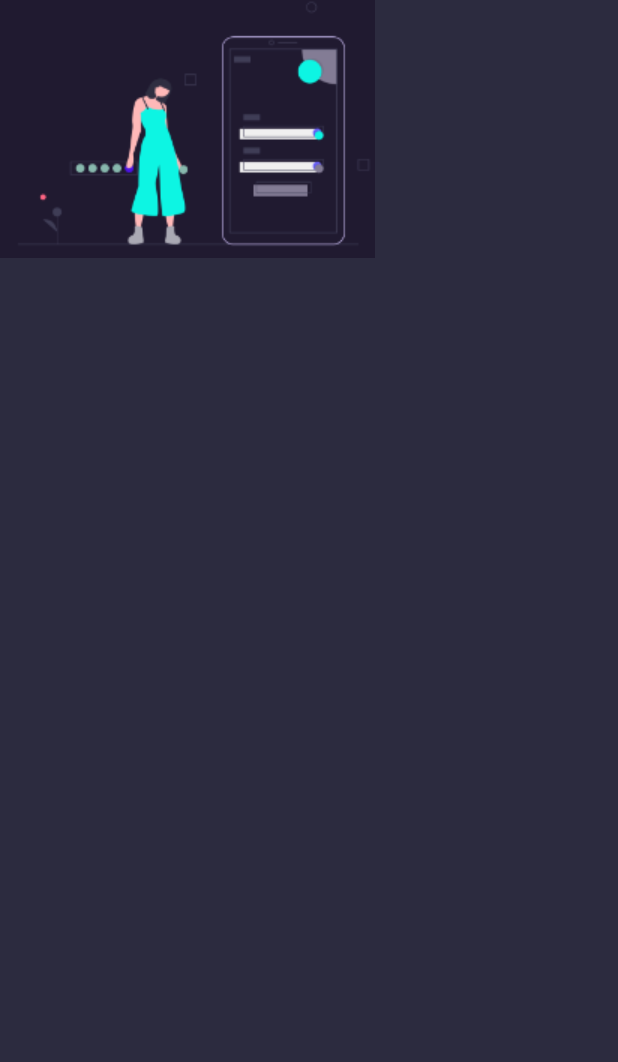
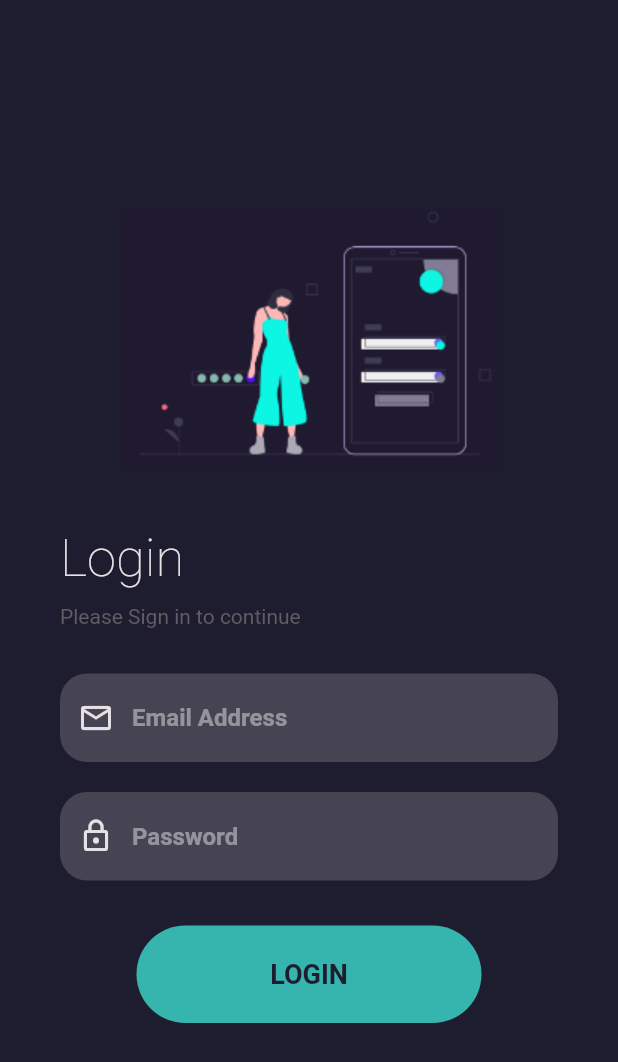
Before and after one commit to AyushPanchal/Firebase-Login-App, a Flutter app: the screen it shows after launch, on a phone screen of 412 x 824 dp. Shown: the top 1062 px of the screen. Run offline on Flutter 3.47's test engine with Material 2 defaults, Android fonts, the phone set to English and light mode, and no system bars.

Commit message:
Decorated login page!

```diff
--- a/lib/constants/colors.dart
+++ b/lib/constants/colors.dart
@@ -1,7 +1,7 @@
 import 'dart:ui';
 
-class Colours {
-  static const Color primaryColor = Color(0xff2c2b3f);
+class AppColours {
+  static const Color primaryColor = Color(0xff1e1d2f);
   static const Color componentsColor = Color(0xff35b5ad);
   static const Color inactiveColor = Color(0xff645c64);
   static const Color activeColor = Color(0xffe6e1e4);
--- a/lib/main.dart
+++ b/lib/main.dart
@@ -5,6 +5,8 @@ import 'constants/colors.dart';
 void main() {
   runApp(
     MaterialApp(
+      theme: ThemeData(brightness: Brightness.dark),
+      themeMode: ThemeMode.dark,
       debugShowCheckedModeBanner: false,
       home: LoginPage(),
     ),
--- a/lib/screens/login_page.dart
+++ b/lib/screens/login_page.dart
@@ -1,6 +1,7 @@
 import 'package:flutter/material.dart';
 import 'package:login_app_firebase/constants/dimensions.dart';
 import '../constants/colors.dart';
+import '../widgets/custom_text_field.dart';
 
 class LoginPage extends StatefulWidget {
   const LoginPage({Key? key}) : super(key: key);
@@ -13,11 +14,84 @@ class _LoginPageState extends State<LoginPage> {
   @override
   Widget build(BuildContext context) {
     return Scaffold(
-      backgroundColor: Colours.primaryColor,
-      body: Column(
-        children: [
-          Image.asset('assets/images/login_image.png'),
-        ],
+      backgroundColor: AppColours.primaryColor,
+      body: SingleChildScrollView(
+        child: Padding(
+          padding: const EdgeInsets.symmetric(horizontal: Dimensions.h20 * 2),
+          child: Column(
+            crossAxisAlignment: CrossAxisAlignment.stretch,
+            children: <Widget>[
+              const SizedBox(
+                height: Dimensions.h20 * 7,
+              ),
+              Center(
+                child: Image.asset(
+                  'assets/images/login_image.png',
+                ),
+              ),
+              const SizedBox(
+                height: Dimensions.h20 * 2,
+              ),
+              const Text(
+                'Login',
+                style: TextStyle(
+                    fontWeight: FontWeight.w200,
+                    fontSize: 35,
+                    color: AppColours.activeColor),
+              ),
+              const SizedBox(
+                height: Dimensions.h20 / 2,
+              ),
+              const Text(
+                "Please Sign in to continue",
+                style: TextStyle(color: AppColours.inactiveColor),
+              ),
+              const SizedBox(
+                height: Dimensions.h20 * 3 / 2,
+              ),
+              CustomTextField(
+                keyboardType: TextInputType.emailAddress,
+                fillColor: AppColours.activeColor.withOpacity(0.2),
+                prefixIcon: Icons.email_outlined,
+                hintText: 'Email Address',
+              ),
+              const SizedBox(
+                height: Dimensions.h20,
+              ),
+              CustomTextField(
+                obscureText: true,
+                fillColor: AppColours.activeColor.withOpacity(0.2),
+                prefixIcon: Icons.lock_outline,
+                hintText: 'Password',
+              ),
+              const SizedBox(
+                height: Dimensions.h20 * 3 / 2,
+              ),
+              Column(
+                mainAxisAlignment: MainAxisAlignment.center,
+                children: [
+                  Container(
+                    decoration: BoxDecoration(
+                      color: AppColours.componentsColor,
+                      borderRadius: BorderRadius.circular(50),
+                    ),
+                    height: 65,
+                    width: 230,
+                    child: const Center(
+                      child: Text(
+                        "LOGIN",
+                        style: TextStyle(
+                            color: AppColours.primaryColor,
+                            fontSize: 18,
+                            fontWeight: FontWeight.bold),
+                      ),
+                    ),
+                  ),
+                ],
+              )
+            ],
+          ),
+        ),
       ),
     );
   }
--- /dev/null
+++ b/lib/widgets/custom_text_field.dart
@@ -0,0 +1,55 @@
+import 'package:flutter/material.dart';
+
+import '../constants/colors.dart';
+
+class CustomTextField extends StatelessWidget {
+  final TextInputType keyboardType;
+  final Color fillColor;
+  final IconData prefixIcon;
+  final String hintText;
+  final bool obscureText;
+  const CustomTextField(
+      {Key? key,
+      required this.fillColor,
+      required this.prefixIcon,
+      required this.hintText,
+      this.obscureText = false,
+      this.keyboardType = TextInputType.text})
+      : super(key: key);
+
+  @override
+  Widget build(BuildContext context) {
+    return TextField(
+      keyboardType: TextInputType.emailAddress,
+      obscureText: obscureText,
+      style: const TextStyle(fontWeight: FontWeight.bold),
+      textAlign: TextAlign.left,
+      cursorHeight: 20,
+      cursorColor: AppColours.activeColor,
+      decoration: InputDecoration(
+        focusedBorder: OutlineInputBorder(
+          borderSide: BorderSide(color: Colors.white.withOpacity(0.5)),
+          borderRadius: BorderRadius.circular(18),
+        ),
+        hintText: hintText,
+        hintStyle: TextStyle(color: AppColours.activeColor.withOpacity(0.5)),
+        fillColor: fillColor,
+        filled: true,
+        prefixIcon: Row(
+          crossAxisAlignment: CrossAxisAlignment.center,
+          mainAxisAlignment: MainAxisAlignment.center,
+          mainAxisSize: MainAxisSize.min,
+          children: [
+            Icon(
+              prefixIcon,
+              color: AppColours.activeColor,
+            ),
+          ],
+        ),
+        border: OutlineInputBorder(
+            borderRadius: BorderRadius.circular(18),
+            borderSide: BorderSide.none),
+      ),
+    );
+  }
+}
```
